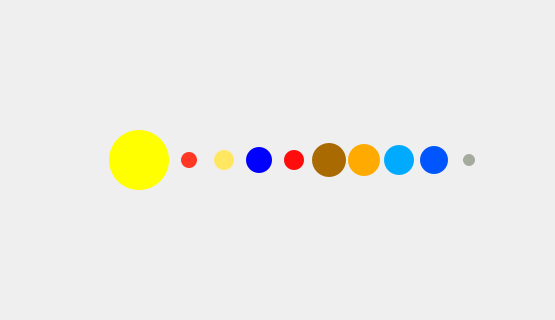
Qt form solar_system/main_window.ui (Jesusya-26/modelSolarSystem) before a commit; both pictures show x 431 to 986 and y 240 to 560 of the 1103 by 895 pixel window.
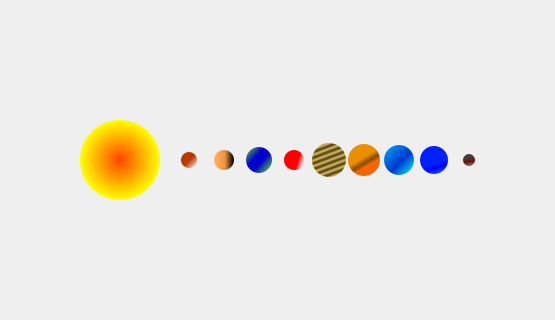
The same form after that commit.

```diff
--- a/solar_system/main_window.ui
+++ b/solar_system/main_window.ui
@@ -77,7 +77,7 @@
     </property>
     <property name="styleSheet">
      <string notr="true">border-radius: 13px; 
-background-color: rgb(0, 0, 255);</string>
+background-color: qlineargradient(spread:reflect, x1:0.454, y1:0.512, x2:1, y2:1, stop:0.198864 rgba(0, 0, 206, 255), stop:0.670455 rgba(70, 140, 99, 255), stop:0.8125 rgba(255, 255, 255, 255));</string>
     </property>
     <property name="text">
      <string/>
@@ -100,7 +100,7 @@
     </property>
     <property name="styleSheet">
      <string notr="true">border-radius: 8px; 
-background-color: rgb(255, 55, 37);
+background-color: qlineargradient(spread:pad, x1:0.534091, y1:0.523, x2:1, y2:1, stop:0 rgba(187, 57, 0, 255), stop:1 rgba(255, 255, 255, 255));
 </string>
     </property>
     <property name="text">
@@ -118,7 +118,7 @@
     </property>
     <property name="styleSheet">
      <string notr="true">border-radius: 10px; 
-background-color: rgb(255, 231, 97);</string>
+background-color: qlineargradient(spread:pad, x1:0, y1:0, x2:1, y2:0, stop:0 rgba(255, 178, 102, 255), stop:0.55 rgba(235, 148, 61, 255), stop:0.98 rgba(0, 0, 0, 255), stop:1 rgba(0, 0, 0, 0));</string>
     </property>
     <property name="text">
      <string/>
@@ -135,7 +135,7 @@
     </property>
     <property name="styleSheet">
      <string notr="true">border-radius: 10px; 
-background-color: rgb(255, 12, 12);</string>
+background-color: qlineargradient(spread:pad, x1:0.699, y1:0.545455, x2:1, y2:0.642682, stop:0 rgba(255, 0, 0, 255), stop:1 rgba(255, 255, 255, 255));</string>
     </property>
     <property name="text">
      <string/>
@@ -158,7 +158,7 @@
     </property>
     <property name="styleSheet">
      <string notr="true">border-radius: 17px; 
-background-color: rgb(170, 106, 2);</string>
+background-color: qlineargradient(spread:reflect, x1:0.972, y1:0.926, x2:1, y2:1, stop:0.295455 rgba(101, 83, 0, 255), stop:0.664773 rgba(157, 152, 140, 255), stop:0.886364 rgba(221, 167, 63, 255));</string>
     </property>
     <property name="text">
      <string/>
@@ -181,7 +181,7 @@
     </property>
     <property name="styleSheet">
      <string notr="true">border-radius: 16px; 
-background-color: rgb(255, 170, 0);</string>
+background-color: qlineargradient(spread:pad, x1:0.284, y1:0.351955, x2:0.63, y2:0.9375, stop:0.232955 rgba(235, 142, 0, 255), stop:0.488636 rgba(138, 75, 2, 255), stop:0.664773 rgba(246, 102, 2, 255));</string>
     </property>
     <property name="text">
      <string/>
@@ -204,7 +204,7 @@
     </property>
     <property name="styleSheet">
      <string notr="true">border-radius: 15px; 
-background-color: rgb(0, 170, 255);</string>
+background-color: qlineargradient(spread:pad, x1:0, y1:0, x2:1, y2:1, stop:0 rgba(0, 174, 255, 255), stop:0.5625 rgba(0, 56, 205, 255), stop:1 rgba(0, 255, 255, 255));</string>
     </property>
     <property name="text">
      <string/>
@@ -227,7 +227,7 @@
     </property>
     <property name="styleSheet">
      <string notr="true">border-radius: 14px; 
-background-color: rgb(0, 85, 255);</string>
+background-color: qlineargradient(spread:pad, x1:0.824, y1:0.449045, x2:1, y2:1, stop:0.159091 rgba(0, 32, 255, 255), stop:0.409091 rgba(0, 0, 255, 255), stop:0.863636 rgba(22, 92, 255, 255));</string>
     </property>
     <property name="text">
      <string/>
@@ -250,7 +250,7 @@
     </property>
     <property name="styleSheet">
      <string notr="true">border-radius: 6px; 
-background-color: rgb(164, 170, 156);</string>
+background-color: qlineargradient(spread:pad, x1:0.864, y1:0.210727, x2:1, y2:1, stop:0 rgba(65, 65, 65, 255), stop:0.4375 rgba(117, 13, 13, 255), stop:1 rgba(126, 144, 126, 255));</string>
     </property>
     <property name="text">
      <string/>
@@ -259,15 +259,15 @@
    <widget class="QPushButton" name="sun">
     <property name="geometry">
      <rect>
-      <x>540</x>
-      <y>370</y>
-      <width>60</width>
-      <height>60</height>
+      <x>511</x>
+      <y>360</y>
+      <width>80</width>
+      <height>80</height>
      </rect>
     </property>
     <property name="styleSheet">
-     <string notr="true">border-radius: 30px; 
-background-color: rgb(255, 255, 0);</string>
+     <string notr="true">border-radius: 40px; 
+background-color: qradialgradient(spread:pad, cx:0.5, cy:0.5, radius:0.5, fx:0.5, fy:0.5, stop:0 rgba(255, 68, 0, 255), stop:1 rgba(255, 255, 0, 255));</string>
     </property>
     <property name="text">
      <string/>
```
